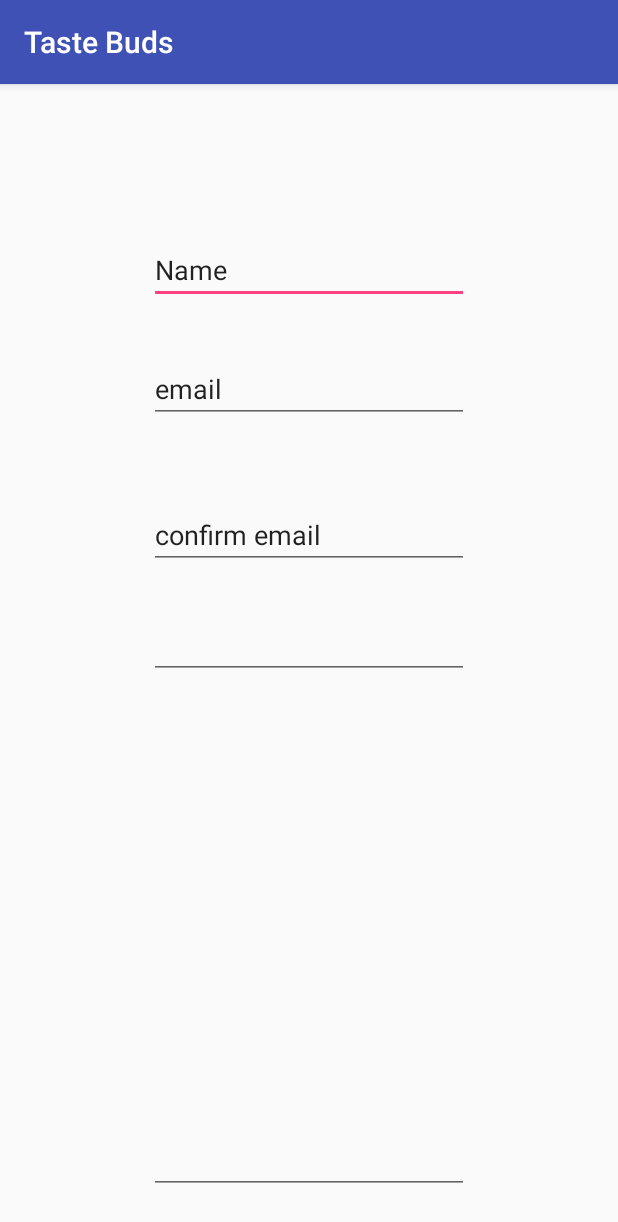
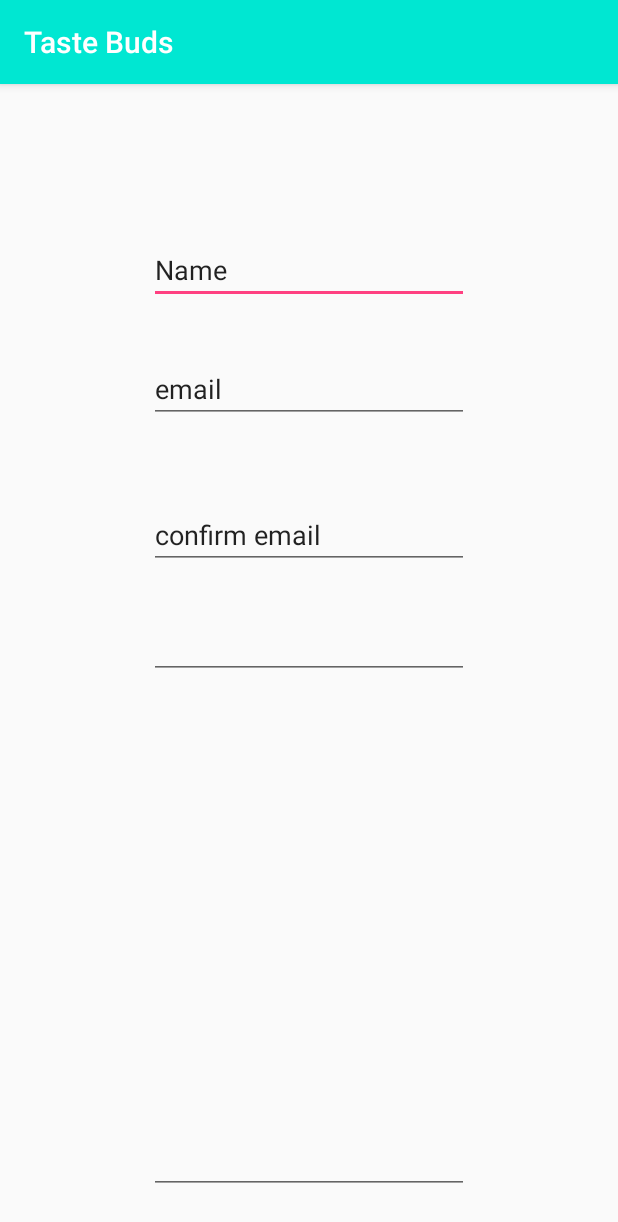
Before and after one commit to xuranchen/TasteBuds, an Android app: the RegistrationActivity screen opened directly, with no data from a screen before it, on a phone screen of 412 x 824 dp. Shown: the top 1222 px of the screen. Run offline under Robolectric (Android 15) with nearby library versions, the phone set to English and light mode, and no system bars.

Commit message:
Merge branch 'master' of /Users/JessicaChen/AndroidStudioProjects/TasteBuds with conflicts.

```diff
--- a/app/src/main/res/values/colors.xml
+++ b/app/src/main/res/values/colors.xml
@@ -1,6 +1,6 @@
 <?xml version="1.0" encoding="utf-8"?>
 <resources>
-    <color name="colorPrimary">#3F51B5</color>
-    <color name="colorPrimaryDark">#303F9F</color>
+    <color name="colorPrimary">#00e7d2</color>
+    <color name="colorPrimaryDark">#e1009292</color>
     <color name="colorAccent">#FF4081</color>
 </resources>
```
